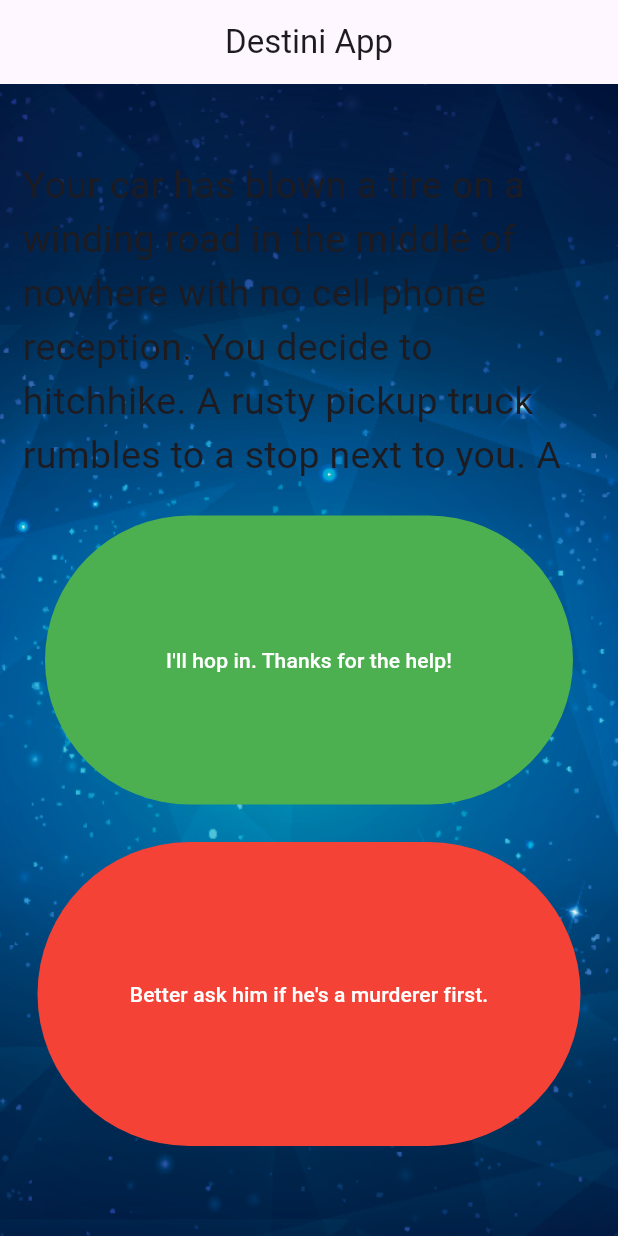
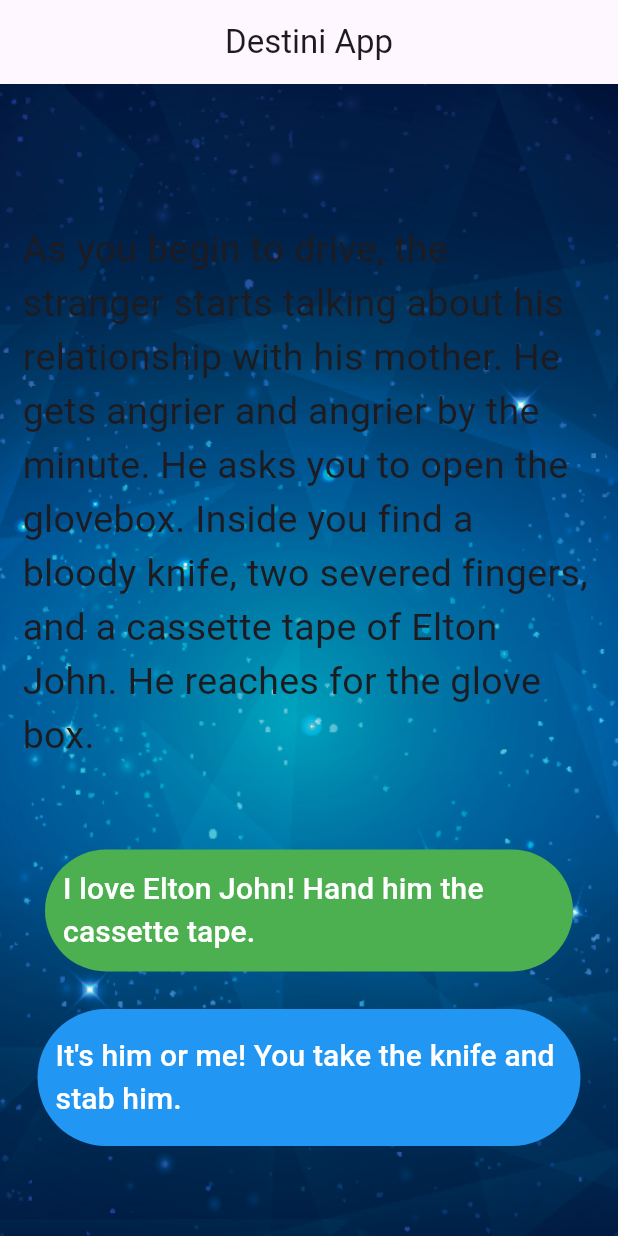
Before and after one commit to Shadislam1/destini, a Flutter app: the screen it shows after launch, after a tap on an icon or button, on a phone screen of 412 x 824 dp. Run offline on Flutter 3.47's test engine with Material 3 defaults, Android fonts, the phone set to English and light mode, and no system bars.

Commit message:
complate project

```diff
--- a/lib/main.dart
+++ b/lib/main.dart
@@ -68,6 +68,8 @@ class _StoryPageState extends State<StoryPage> {
 
 
                      Expanded(
+                      flex: 12,
+                      child: Center(
                         child: Text(
                           //finish step 10
                           //access the get story using object
@@ -80,11 +82,18 @@ class _StoryPageState extends State<StoryPage> {
                           ),
 
                           ),
+                      ),
 
                       ),
 
 
+
+
+
                  Expanded(
+                  flex: 3,
+                  child:Visibility(
+                    visible: storyBrain.buttonShouldBeVisble(),
                   child: Padding(
                     padding: EdgeInsets.all(15),
                   child: TextButton(
@@ -96,27 +105,32 @@ class _StoryPageState extends State<StoryPage> {
                         //use the story brain to get choice num1;
                         //getChoice class acces in storybrain.dart
                         storyBrain.getChoice1(),
-                        style: TextStyle(color: Colors.white),
+                        style: TextStyle(
+                          color: Colors.white,
+                          fontSize: 20,
+                          ),
 
                       ),
                       onPressed: () {
                         //18 step
                         // call the nextStory()method from storyBrain and pass the number 1 as choice made by users
                         setState(() {
-                           storyBrain.nextStory();
+                           storyBrain.nextStory(1);
                         });
                         //storyBrain.nextStory();
                       },
                       ),
                   ),
                   ),
+                  ),
 
                    Expanded(
+                    flex: 3,
                   child: Padding(
                     padding: EdgeInsets.all(10),
                     child: TextButton(
                       style: ButtonStyle(
-                        backgroundColor: MaterialStateProperty.all<Color>(Colors.red)
+                        backgroundColor: MaterialStateProperty.all<Color>(Colors.blue)
                       ),
                       child: Text(
 
@@ -124,14 +138,17 @@ class _StoryPageState extends State<StoryPage> {
                         //use the story brain to get choice num1;
                         //getChoice class acces in storybrain.dart;
                          storyBrain.getChoice2(),
-                        style: TextStyle(color: Colors.white),
+                        style: TextStyle(
+                          color: Colors.white,
+                        fontSize: 20,
+                        ),
 
                         ),
                       onPressed: () {
                         //Choice 2 made by user.
                         //step 19 call nextStory() method from and pass the number 2 as choice made user 2.
                         setState(() {
-                          storyBrain.nextStory();
+                          storyBrain.nextStory(2);
                         });
                       },
                       ),
--- a/lib/story_brain.dart
+++ b/lib/story_brain.dart
@@ -4,7 +4,7 @@ import 'package:destini/story.dart';
 
 class StoryBrain{
   //16
-  int _storyNumber =0;
+  //int _storyNumber =0;
 
 List<Story>_storyData = [
    Story(
@@ -54,13 +54,44 @@ String getChoice2(){
   return _storyData[_storyNumber].choice2;
 }
 
+int _storyNumber =0;
+
 //17
 //create method call nextstory .it should be have no output but it should be 1 input
 //create method call nextstory .it should be have no output but it should be 1 input
 
- void nextStory(){
-
+ void nextStory(int choiceNumber){
+    //TODO: Step 21 - Using the story plan, update nextStory to change the storyNumber depending on the choice made by the user.
+    //When user is on story0 and they chose choice1, the story should progress to story2.
+    if(choiceNumber == 1 && _storyNumber==0){
+      _storyNumber =2;
+    }else if(choiceNumber == 2 && _storyNumber==0 ){
+      _storyNumber=1;
+    }else if(choiceNumber ==1 && _storyNumber==1){
+      _storyNumber =2;
+    } else if (choiceNumber == 2 && _storyNumber == 1) {
+      _storyNumber = 3;
+    } else if (choiceNumber == 1 && _storyNumber == 2) {
+      _storyNumber = 5;
+    } else if (choiceNumber == 2 && _storyNumber == 2) {
+      _storyNumber = 4;
+    }
+    //TODO: Step 22 - In nextStory() if the storyNumber is equal to 3 or 4 or 5, that means it's the end of the game and it should call a method called restart() that resets the storyNumber to 0.
+    else if (_storyNumber == 3 || _storyNumber == 4 || _storyNumber == 5) {
+      restart();
+    }
   }
 
+  void restart() {
+    _storyNumber = 0;
+  }
 
-}
+  bool buttonShouldBeVisble(){
+    // //You could also just check if (_storyNumber < 3)
+    if(_storyNumber ==0 ||_storyNumber ==1||_storyNumber ==2){
+      return true;
+    }else{
+      return false;
+    }
+  }
+  }
```
Lines whose indentation alone changed are shown as unchanged.
